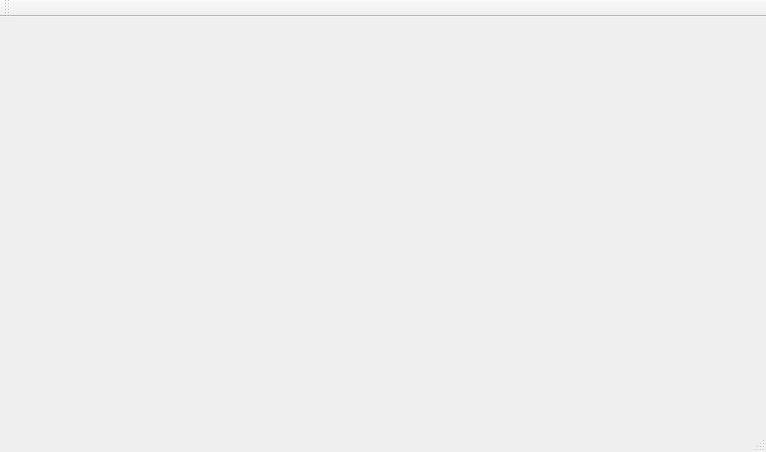
Qt form Triviador/Triviador/Triviador.ui (AndreiAndreea/TriviadorMCpp) before a commit.
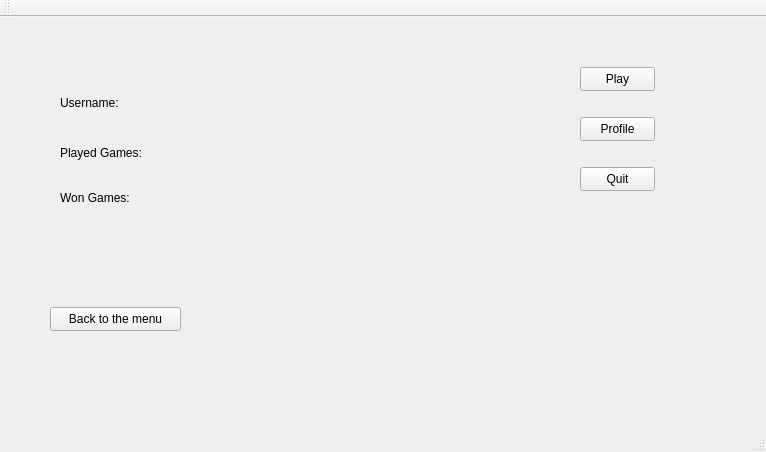
The same form after that commit.

Commit message: Added a new Profile GUI and a Menu GUI with 2 functionalities, one for switching between the two of them and another one having a quit button option.

What changed in the file:
```diff
--- a/Triviador/Triviador/Triviador.ui
+++ b/Triviador/Triviador/Triviador.ui
@@ -13,7 +13,119 @@
   <property name="windowTitle">
    <string>Triviador</string>
   </property>
-  <widget class="QWidget" name="centralWidget"/>
+  <widget class="QWidget" name="centralWidget">
+   <widget class="QWidget" name="menuWidget" native="true">
+    <property name="geometry">
+     <rect>
+      <x>510</x>
+      <y>10</y>
+      <width>221</width>
+      <height>241</height>
+     </rect>
+    </property>
+    <widget class="QPushButton" name="quitPushButton">
+     <property name="geometry">
+      <rect>
+       <x>70</x>
+       <y>140</y>
+       <width>75</width>
+       <height>24</height>
+      </rect>
+     </property>
+     <property name="text">
+      <string>Quit</string>
+     </property>
+    </widget>
+    <widget class="QPushButton" name="profilePushButton">
+     <property name="geometry">
+      <rect>
+       <x>70</x>
+       <y>90</y>
+       <width>75</width>
+       <height>24</height>
+      </rect>
+     </property>
+     <property name="text">
+      <string>Profile</string>
+     </property>
+    </widget>
+    <widget class="QPushButton" name="playPushButtton">
+     <property name="geometry">
+      <rect>
+       <x>70</x>
+       <y>40</y>
+       <width>75</width>
+       <height>24</height>
+      </rect>
+     </property>
+     <property name="text">
+      <string>Play</string>
+     </property>
+    </widget>
+   </widget>
+   <widget class="QWidget" name="profileWidget" native="true">
+    <property name="geometry">
+     <rect>
+      <x>30</x>
+      <y>30</y>
+      <width>421</width>
+      <height>301</height>
+     </rect>
+    </property>
+    <widget class="QLabel" name="profileUsernameLabel">
+     <property name="geometry">
+      <rect>
+       <x>30</x>
+       <y>40</y>
+       <width>101</width>
+       <height>31</height>
+      </rect>
+     </property>
+     <property name="text">
+      <string>Username:</string>
+     </property>
+    </widget>
+    <widget class="QPushButton" name="backToMenuPushButton">
+     <property name="geometry">
+      <rect>
+       <x>20</x>
+       <y>260</y>
+       <width>131</width>
+       <height>24</height>
+      </rect>
+     </property>
+     <property name="text">
+      <string>Back to the menu</string>
+     </property>
+    </widget>
+    <widget class="QLabel" name="profilePlayedGamesLable">
+     <property name="geometry">
+      <rect>
+       <x>30</x>
+       <y>90</y>
+       <width>121</width>
+       <height>31</height>
+      </rect>
+     </property>
+     <property name="text">
+      <string>Played Games:</string>
+     </property>
+    </widget>
+    <widget class="QLabel" name="profileWonGamesLable">
+     <property name="geometry">
+      <rect>
+       <x>30</x>
+       <y>140</y>
+       <width>81</width>
+       <height>21</height>
+      </rect>
+     </property>
+     <property name="text">
+      <string>Won Games:</string>
+     </property>
+    </widget>
+   </widget>
+  </widget>
   <widget class="QMenuBar" name="menuBar">
    <property name="geometry">
     <rect>
```
The commit also changes 4 other files.
